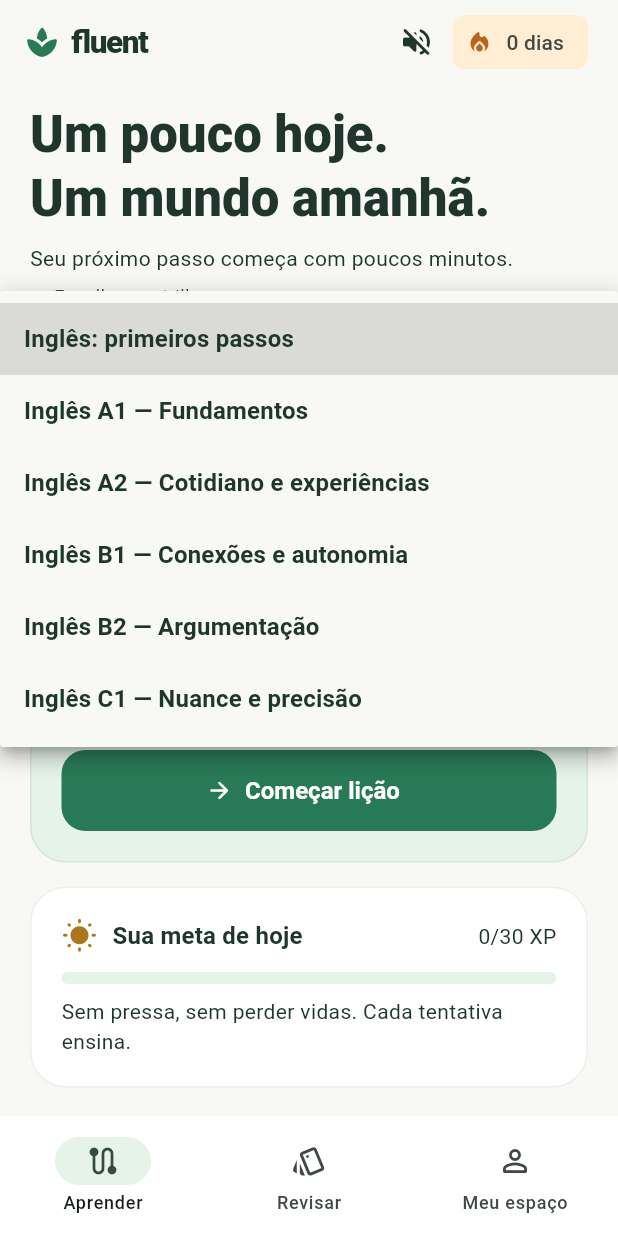
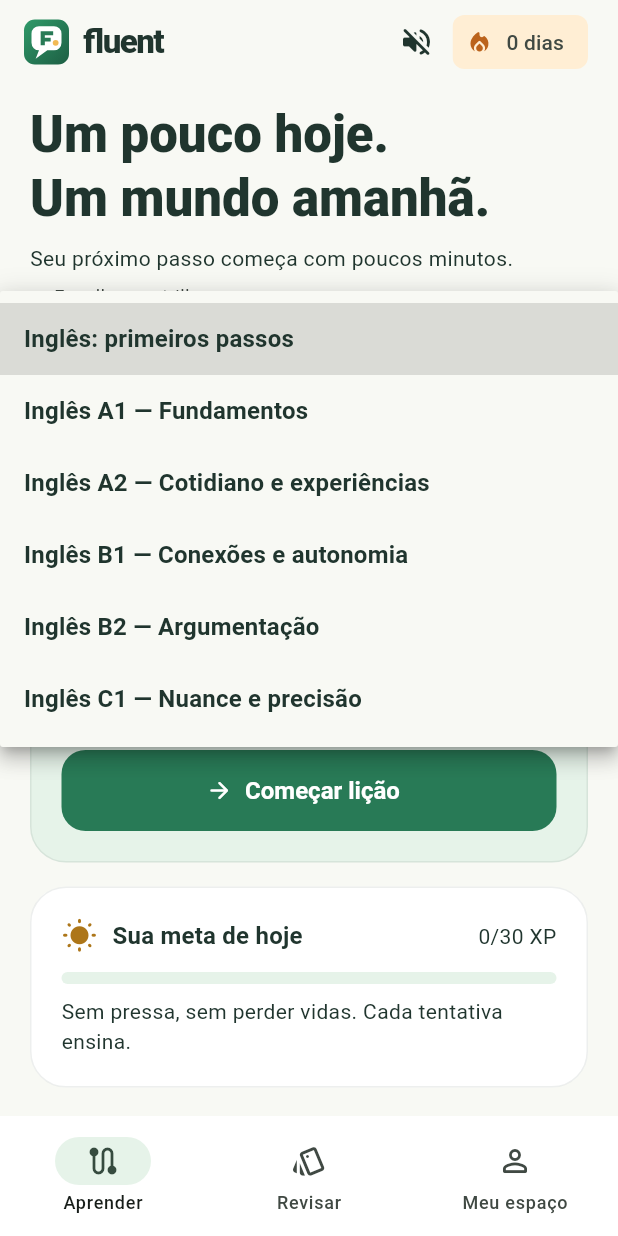
Before and after one commit to hgovrs/fluent-app, a Flutter app: the screen it shows after launch, after a tap on "Inglês: primeiros passos", on a phone screen of 412 x 824 dp. Run offline on Flutter 3.47's test engine with Material 3 defaults, Android fonts, the phone set to English and light mode, and no system bars; our stand-ins replace cloud_firestore, firebase_auth, firebase_core, just_audio, shared_preferences; accounts and stored records are empty.

Commit message:
Add Fluent logo and apply it across app, web and Android
Co-authored-by: hgovrs <44321148+hgovrs@users.noreply.github.com>

```diff
--- a/lib/main.dart
+++ b/lib/main.dart
@@ -8,6 +8,7 @@ import 'screens/home_screen.dart';
 import 'services/cloud_service.dart';
 import 'services/progress_store.dart';
 import 'state/learning_controller.dart';
+import 'widgets/fluent_logo.dart';
 import 'theme.dart';
 
 void main() {
@@ -69,7 +70,9 @@ class _FluentAppState extends State<FluentApp> {
                   child: Column(
                     mainAxisSize: MainAxisSize.min,
                     children: [
-                      const Icon(Icons.cloud_off_rounded, size: 56),
+                      const FluentLogo(size: 72),
+                      const SizedBox(height: 16),
+                      const Icon(Icons.cloud_off_rounded, size: 40),
                       const SizedBox(height: 16),
                       const Text('Não conseguimos abrir seu curso. Tente novamente.'),
                       const SizedBox(height: 16),
@@ -84,7 +87,28 @@ class _FluentAppState extends State<FluentApp> {
             );
           }
           if (!snapshot.hasData) {
-            return const Scaffold(body: Center(child: CircularProgressIndicator()));
+            return const Scaffold(
+              body: Center(
+                child: Column(
+                  mainAxisSize: MainAxisSize.min,
+                  children: [
+                    FluentLogo(size: 96),
+                    SizedBox(height: 20),
+                    Text(
+                      'fluent',
+                      style: TextStyle(
+                        fontSize: 26,
+                        fontWeight: FontWeight.w900,
+                        letterSpacing: -1,
+                        color: ink,
+                      ),
+                    ),
+                    SizedBox(height: 24),
+                    CircularProgressIndicator(),
+                  ],
+                ),
+              ),
+            );
           }
           return HomeScreen(controller: snapshot.data!.$1, cloud: snapshot.data!.$2);
         },
--- a/lib/screens/home_screen.dart
+++ b/lib/screens/home_screen.dart
@@ -7,6 +7,7 @@ import '../services/cloud_service.dart';
 import '../state/learning_controller.dart';
 import '../theme.dart';
 import '../widgets/feedback_theme_button.dart';
+import '../widgets/fluent_logo.dart';
 import 'lesson_screen.dart';
 import 'profile_screen.dart';
 import 'sources_screen.dart';
@@ -64,14 +65,7 @@ class _HomeScreenState extends State<HomeScreen> with WidgetsBindingObserver {
         final controller = widget.controller;
         return Scaffold(
           appBar: AppBar(
-            title: const Row(
-              mainAxisSize: MainAxisSize.min,
-              children: [
-                Icon(Icons.spa_rounded, color: green),
-                SizedBox(width: 8),
-                Text('fluent', style: TextStyle(fontWeight: FontWeight.w900, letterSpacing: -1)),
-              ],
-            ),
+            title: const FluentWordmark(),
             actions: [
               FeedbackThemeButton(controller: controller),
               Padding(
--- a/lib/screens/profile_screen.dart
+++ b/lib/screens/profile_screen.dart
@@ -3,6 +3,7 @@ import 'package:flutter/material.dart';
 import '../services/cloud_service.dart';
 import '../state/learning_controller.dart';
 import '../theme.dart';
+import '../widgets/fluent_logo.dart';
 
 class ProfileScreen extends StatefulWidget {
   const ProfileScreen({super.key, required this.controller, required this.cloud});
@@ -119,8 +120,7 @@ class _ProfileScreenState extends State<ProfileScreen> {
               child: Column(
                 crossAxisAlignment: CrossAxisAlignment.start,
                 children: [
-                  const CircleAvatar(radius: 30, backgroundColor: mint,
-                      child: Icon(Icons.spa_rounded, color: green, size: 34)),
+                  const FluentLogo(size: 64),
                   const SizedBox(height: 16),
                   Text('Aprendiz de novos mundos', style: Theme.of(context).textTheme.titleLarge),
                   const SizedBox(height: 18),
--- /dev/null
+++ b/lib/widgets/fluent_logo.dart
@@ -0,0 +1,133 @@
+import 'package:flutter/material.dart';
+
+import '../theme.dart';
+
+/// Marca do Fluent: um balão de fala com a letra F e o ponto de conquista.
+///
+/// A geometria é desenhada em uma grade de 108x108 — a mesma usada pelo
+/// favicon web e pelo ícone do Android — para manter o logo idêntico em
+/// todas as áreas do app.
+class FluentLogo extends StatelessWidget {
+  const FluentLogo({super.key, this.size = 40, this.withBackground = true});
+
+  /// Lado do logo em pixels lógicos.
+  final double size;
+
+  /// Quando falso, desenha apenas o balão sobre fundo transparente.
+  final bool withBackground;
+
+  @override
+  Widget build(BuildContext context) => SizedBox(
+    width: size,
+    height: size,
+    child: CustomPaint(
+      painter: _FluentLogoPainter(withBackground: withBackground),
+      isComplex: true,
+      willChange: false,
+    ),
+  );
+}
+
+/// Logo com o nome do app ao lado, usado em cabeçalhos e na abertura.
+class FluentWordmark extends StatelessWidget {
+  const FluentWordmark({super.key, this.logoSize = 30, this.fontSize = 22, this.color = ink});
+
+  final double logoSize;
+  final double fontSize;
+  final Color color;
+
+  @override
+  Widget build(BuildContext context) => Row(
+    mainAxisSize: MainAxisSize.min,
+    children: [
+      FluentLogo(size: logoSize),
+      const SizedBox(width: 10),
+      Text(
+        'fluent',
+        style: TextStyle(
+          fontSize: fontSize,
+          fontWeight: FontWeight.w900,
+          letterSpacing: -1,
+          color: color,
+        ),
+      ),
+    ],
+  );
+}
+
+class _FluentLogoPainter extends CustomPainter {
+  const _FluentLogoPainter({required this.withBackground});
+
+  final bool withBackground;
+
+  static const _logoGreenLight = Color(0xFF2F9A69);
+  static const _logoGreenDark = Color(0xFF1E5F44);
+
+  @override
+  void paint(Canvas canvas, Size size) {
+    canvas.save();
+    final scale = size.shortestSide / 108;
+    canvas.scale(scale);
+
+    if (withBackground) {
+      final background = RRect.fromRectAndRadius(
+        const Rect.fromLTWH(0, 0, 108, 108),
+        const Radius.circular(26),
+      );
+      canvas.drawRRect(
+        background,
+        Paint()
+          ..shader = const LinearGradient(
+            begin: Alignment.topLeft,
+            end: Alignment.bottomRight,
+            colors: [_logoGreenLight, _logoGreenDark],
+          ).createShader(const Rect.fromLTWH(0, 0, 108, 108)),
+      );
+    }
+
+    canvas.drawPath(_bubble(), Paint()..color = withBackground ? Colors.white : green);
+    canvas.drawPath(_letter(), Paint()..color = withBackground ? green : Colors.white);
+    canvas.drawCircle(
+      const Offset(76, 56),
+      7,
+      Paint()..color = withBackground ? amber : mint,
+    );
+    canvas.restore();
+  }
+
+  /// Balão de fala com cauda inferior esquerda.
+  Path _bubble() {
+    const radius = Radius.circular(18);
+    return Path()
+      ..moveTo(36, 16)
+      ..lineTo(72, 16)
+      ..arcToPoint(const Offset(90, 34), radius: radius)
+      ..lineTo(90, 56)
+      ..arcToPoint(const Offset(72, 74), radius: radius)
+      ..lineTo(56, 74)
+      ..lineTo(28, 94)
+      ..lineTo(36, 74)
+      ..arcToPoint(const Offset(18, 56), radius: radius)
+      ..lineTo(18, 34)
+      ..arcToPoint(const Offset(36, 16), radius: radius)
+      ..close();
+  }
+
+  /// Letra F dentro do balão.
+  Path _letter() => Path()
+    ..moveTo(40, 28)
+    ..lineTo(70, 28)
+    ..lineTo(70, 38)
+    ..lineTo(50, 38)
+    ..lineTo(50, 44)
+    ..lineTo(64, 44)
+    ..lineTo(64, 53)
+    ..lineTo(50, 53)
+    ..lineTo(50, 62)
+    ..lineTo(40, 62)
+    ..close();
+
+  @override
+  bool shouldRepaint(covariant _FluentLogoPainter oldDelegate) =>
+      oldDelegate.withBackground != withBackground;
+}
```
Also changed, not shown: 7 other files.
